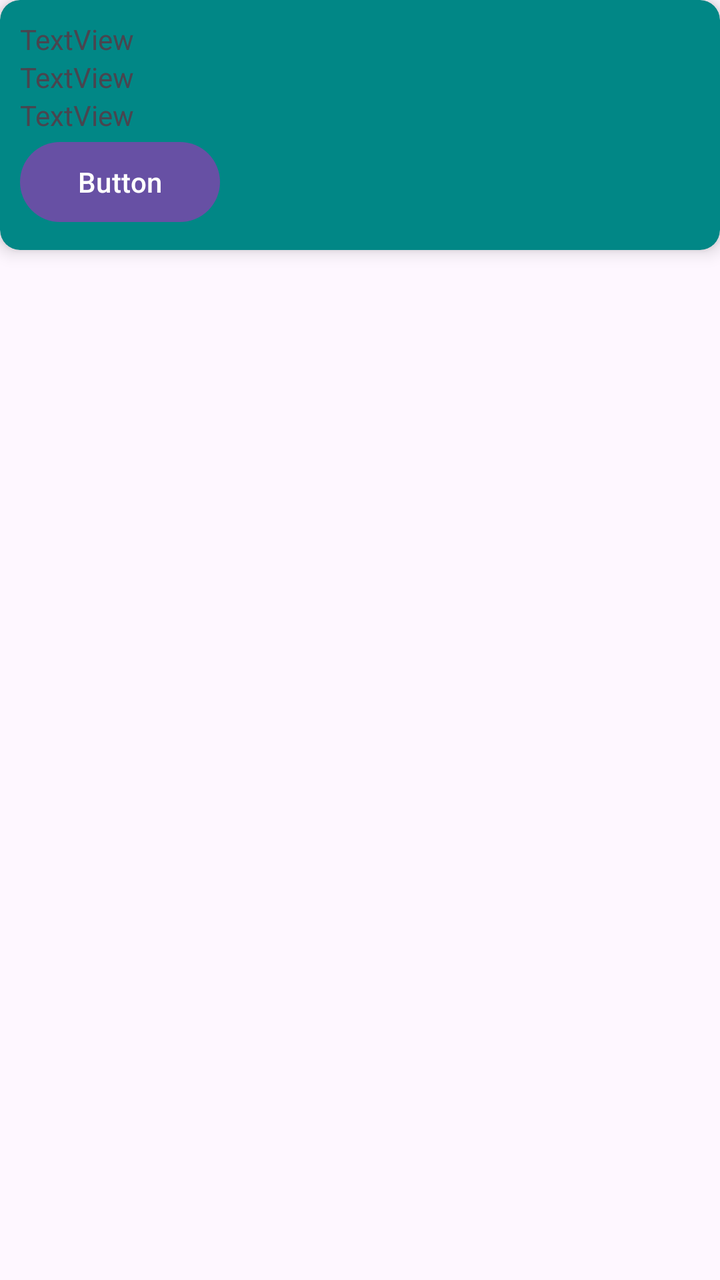
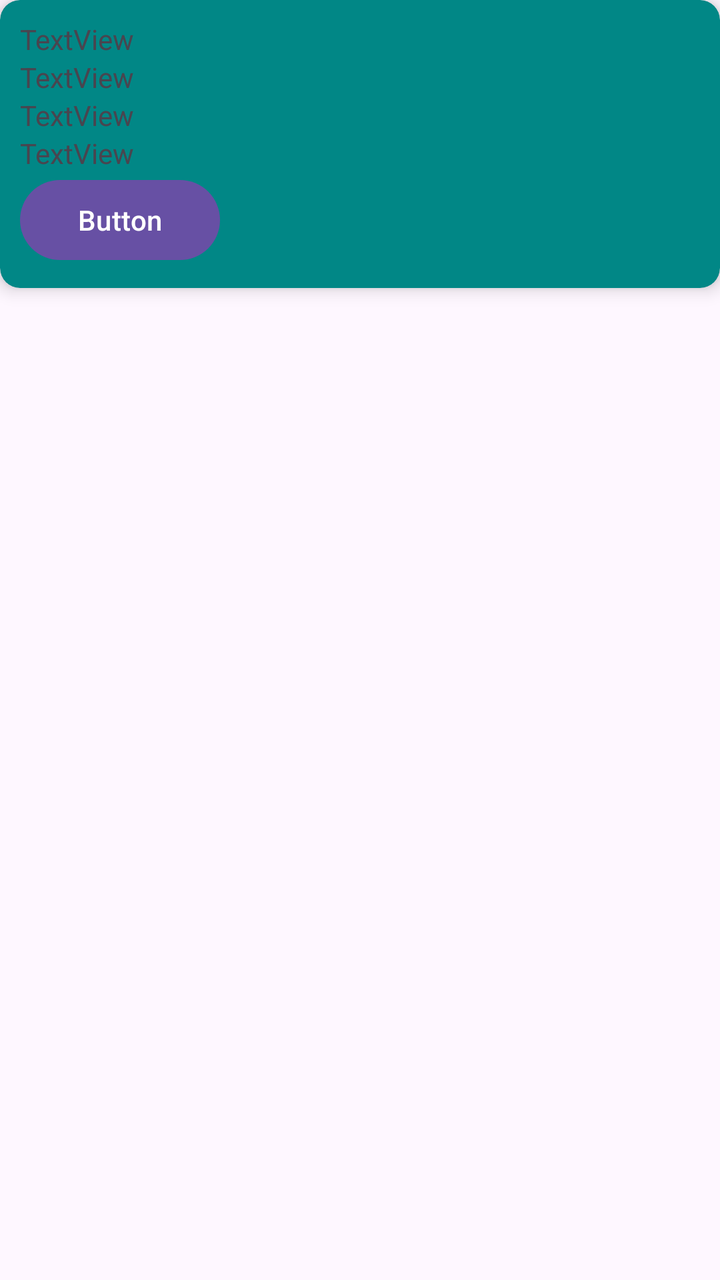

Compare the two renders of this Android layout. The source of the first and the diff that turns it into the second are given below.
<!-- AndroidManifest.xml: application theme Theme.MyApplicationRecirclerView -->
<!-- res/layout/item_ventas.xml -->
<?xml version="1.0" encoding="utf-8"?>
<LinearLayout xmlns:android="http://schemas.android.com/apk/res/android"
    xmlns:app="http://schemas.android.com/apk/res-auto"
    android:layout_width="match_parent"
    android:layout_height="wrap_content"
    android:layout_margin="10dp"
    android:orientation="vertical">

    <androidx.cardview.widget.CardView
        android:layout_width="match_parent"
        android:layout_height="wrap_content"
        android:backgroundTint="@color/design_default_color_secondary_variant"
        app:cardCornerRadius="10dp"
        app:cardElevation="5dp">

        <LinearLayout
            android:layout_width="match_parent"
            android:layout_height="match_parent"
            android:layout_margin="10dp"
            android:orientation="vertical">

            <TextView
                android:id="@+id/tvNombreProducto"
                android:layout_width="match_parent"
                android:layout_height="wrap_content"
                android:text="TextView" />

            <TextView
                android:id="@+id/tvNombreCliente"
                android:layout_width="match_parent"
                android:layout_height="wrap_content"
                android:text="TextView" />

            <TextView
                android:id="@+id/tvCantidad"
                android:layout_width="match_parent"
                android:layout_height="wrap_content"
                android:text="TextView" />

            <Button
                android:id="@+id/button"
                android:layout_width="100dp"
                android:layout_height="wrap_content"
                android:text="Button" />

        </LinearLayout>
    </androidx.cardview.widget.CardView>
</LinearLayout>
<!-- resources referenced by this layout -->
<resources>
  <style name="Theme.MyApplicationRecirclerView" parent="Base.Theme.MyApplicationRecirclerView" />
  <style name="Base.Theme.MyApplicationRecirclerView" parent="Theme.Material3.DayNight.NoActionBar">
          
          
      </style>
</resources>

<!-- the commit's change to res/layout/item_ventas.xml (unified diff, before → after) -->
@@ -37,6 +37,12 @@
                 android:layout_height="wrap_content"
                 android:text="TextView" />
 
+            <TextView
+                android:id="@+id/tvPrecio"
+                android:layout_width="match_parent"
+                android:layout_height="wrap_content"
+                android:text="TextView" />
+
             <Button
                 android:id="@+id/button"
                 android:layout_width="100dp"
